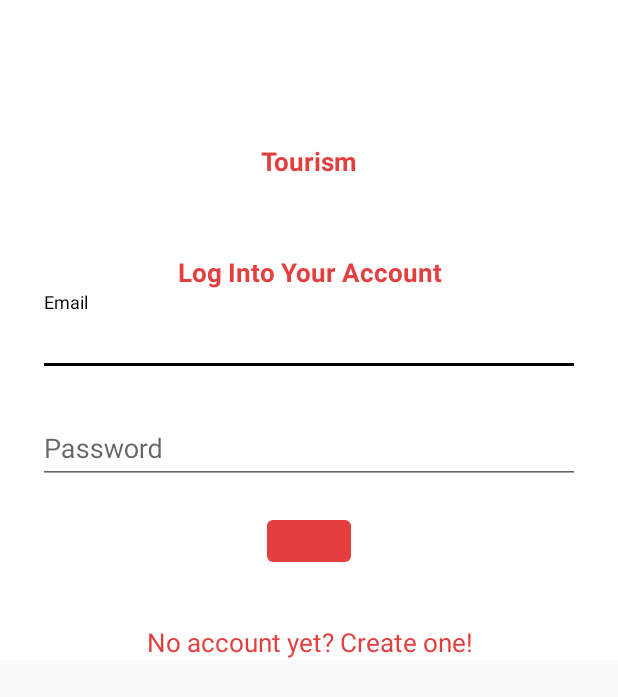
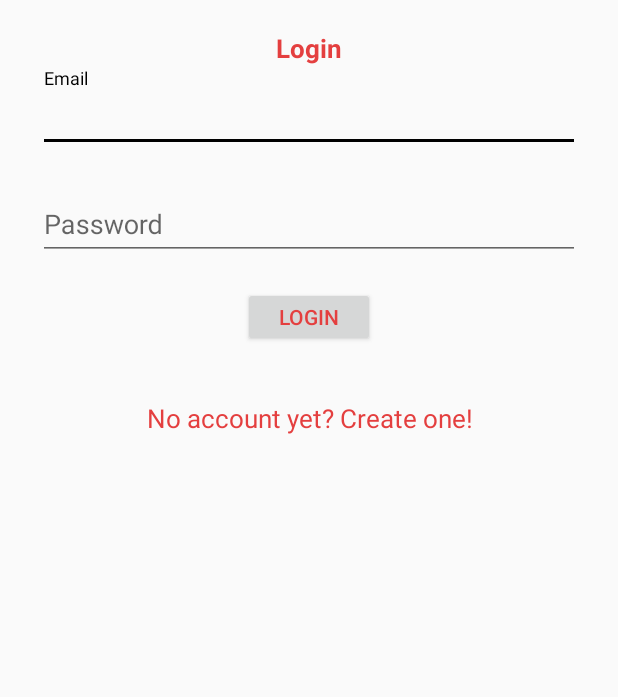
Before and after one commit to avinashgazula/TourCanada, an Android app: the layout activity_login.xml on its own in the app's theme, with its tools: preview values and no code run, on a phone screen of 412 x 824 dp. Shown: the top 697 px of the screen. Run offline under Robolectric (Android 15) with nearby library versions, the phone set to English and light mode, and no system bars.

Commit message:
added login/signup using firebase

```diff
--- a/Tourism/app/src/main/AndroidManifest.xml
+++ b/Tourism/app/src/main/AndroidManifest.xml
@@ -14,8 +14,8 @@
         android:supportsRtl="true"
         android:theme="@style/AppTheme">
         <activity
-            android:name=".MainActivity"
-            android:label="Main"></activity>
+            android:name=".LoginActivity"
+            android:label="Login"></activity>
         <activity android:name=".SignupActivity">
             <intent-filter>
                 <action android:name="android.intent.action.MAIN" />
--- a/Tourism/app/src/main/java/com/dal/tourism/User.java
+++ b/Tourism/app/src/main/java/com/dal/tourism/User.java
@@ -7,14 +7,16 @@ public class User {
 
     public String name;
     public String mobile_number;
+    public String email;
 
     public User() {
         // Default constructor required for calls to DataSnapshot.getValue(User.class)
     }
 
-    public User(String name, String mobile_number) {
+    public User(String name, String mobile_number, String email) {
         this.name = name;
         this.mobile_number = mobile_number;
+        this.email = email;
     }
 
 }
--- a/Tourism/app/src/main/res/layout/activity_login.xml
+++ b/Tourism/app/src/main/res/layout/activity_login.xml
@@ -3,46 +3,27 @@
     xmlns:app="http://schemas.android.com/apk/res-auto"
     xmlns:tools="http://schemas.android.com/tools"
     android:layout_width="match_parent"
-    android:layout_height="wrap_content">
+    android:layout_height="match_parent">
 
     <RelativeLayout
         android:layout_width="match_parent"
         android:layout_height="match_parent"
-        android:background="@color/white"
         tools:context=".activities.LoginActivity">
 
-        <RelativeLayout
-            android:id="@+id/layout1"
-            android:layout_width="match_parent"
-            android:layout_height="wrap_content"
-            android:layout_marginTop="80dp">
 
-            <TextView
-                android:id="@+id/one_sec_txt"
-                android:layout_width="match_parent"
-                android:layout_height="wrap_content"
-                android:layout_marginTop="5dp"
-                android:padding="10dp"
-                android:text="Tourism"
-                android:textAlignment="center"
-                android:textColor="@color/colorPrimary"
-                android:textSize="17sp"
-                android:textStyle="bold" />
-
-        </RelativeLayout>
 
         <RelativeLayout
             android:id="@+id/layout2"
             android:layout_width="match_parent"
-            android:layout_height="wrap_content"
-            android:layout_below="@+id/layout1"
+            android:layout_height="match_parent"
+            android:layout_centerInParent="true"
             android:layout_marginTop="40dp">
 
             <TextView
                 android:id="@+id/welcome_txt"
                 android:layout_width="match_parent"
                 android:layout_height="wrap_content"
-                android:text="Log Into Your Account"
+                android:text="Login"
                 android:textAlignment="center"
                 android:textColor="@color/colorPrimary"
                 android:textSize="17sp"
@@ -55,8 +36,10 @@
                 android:layout_marginTop="25dp"
                 android:layout_marginBottom="8dp"
                 android:layout_marginLeft="25dp"
-                android:layout_marginRight="25dp">
-                <com.google.android.material.textfield.TextInputEditText android:id="@+id/input_email"
+                android:layout_marginRight="25dp"
+                app:boxBackgroundColor="@color/colorPrimary"
+                app:boxStrokeColor="@color/colorPrimary">
+                <EditText android:id="@+id/input_email"
                     android:layout_width="match_parent"
                     android:layout_height="wrap_content"
                     android:inputType="textEmailAddress"
@@ -66,14 +49,16 @@
 
             <com.google.android.material.textfield.TextInputLayout
                 android:id="@+id/layout_password"
-                android:layout_below="@+id/layout_email"
+                android:layout_below="@id/layout_email"
                 android:layout_width="match_parent"
                 android:layout_height="wrap_content"
                 android:layout_marginTop="8dp"
                 android:layout_marginBottom="8dp"
                 android:layout_marginLeft="25dp"
-                android:layout_marginRight="25dp">
-                <com.google.android.material.textfield.TextInputEditText android:id="@+id/input_password"
+                android:layout_marginRight="25dp"
+                app:boxBackgroundColor="@color/colorPrimary"
+                app:boxStrokeColor="@color/colorPrimary">
+                <EditText android:id="@+id/input_password"
                     android:layout_width="match_parent"
                     android:layout_height="wrap_content"
                     android:inputType="textPassword"
@@ -83,8 +68,8 @@
 
 
 
-            <com.google.android.material.button.MaterialButton
-                android:id="@+id/button_login"
+            <Button
+                android:id="@+id/btn_login"
                 android:layout_width="wrap_content"
                 android:layout_height="40dp"
                 android:layout_below="@+id/layout_password"
@@ -96,10 +81,10 @@
 
 
             <TextView
-                android:id="@+id/no_acct_txt"
+                android:id="@+id/txt_createAccount"
                 android:layout_width="wrap_content"
                 android:layout_height="wrap_content"
-                android:layout_below="@+id/button_login"
+                android:layout_below="@+id/btn_login"
                 android:layout_centerHorizontal="true"
                 android:layout_marginTop="25dp"
                 android:text="No account yet? Create one!"
```
Also changed, not shown: Tourism/app/src/main/java/com/dal/tourism/LoginActivity.java (added, +92 -0 lines), Tourism/app/src/main/java/com/dal/tourism/SignupActivity.java (+39 -3 lines).
